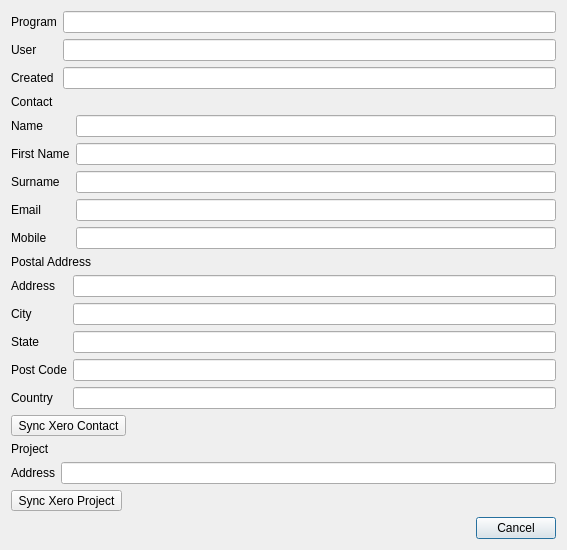
jameswaleedwilson/SlitherCabinet, file SlitherCabinet/ui/NewJobDialog.ui: the form before one commit.
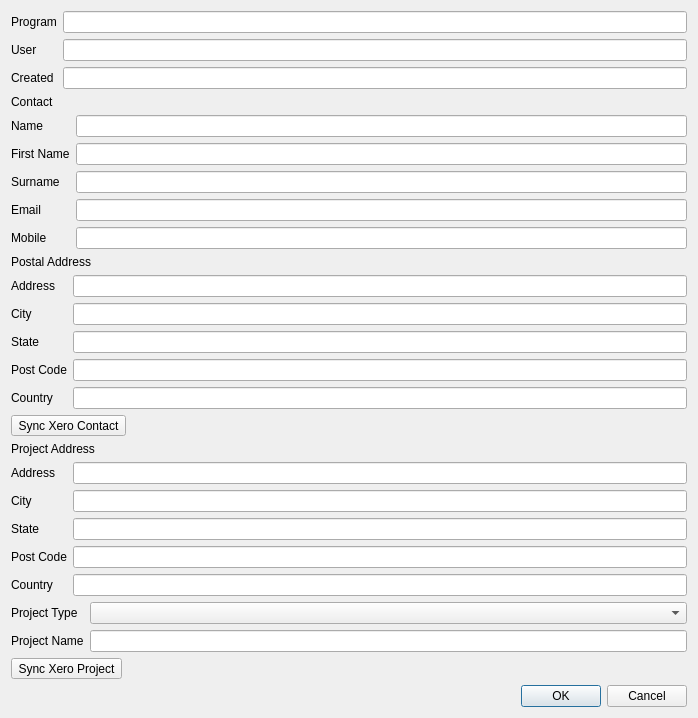
The form after the commit.

Commit message: add get and create projects to xero api functions

Patch:
```diff
--- a/SlitherCabinet/ui/NewJobDialog.ui
+++ b/SlitherCabinet/ui/NewJobDialog.ui
@@ -6,8 +6,8 @@
    <rect>
     <x>0</x>
     <y>0</y>
-    <width>567</width>
-    <height>520</height>
+    <width>698</width>
+    <height>678</height>
    </rect>
   </property>
   <property name="windowTitle">
@@ -230,11 +230,11 @@
     </widget>
    </item>
    <item>
-    <layout class="QFormLayout" name="formLayout_3">
-     <item row="0" column="0">
-      <widget class="QLabel" name="label_project">
+    <layout class="QFormLayout" name="formLayout_project_address">
+     <item row="0" column="0" colspan="2">
+      <widget class="QLabel" name="label_contact_project_address">
        <property name="text">
-        <string>Project</string>
+        <string>Project Address</string>
        </property>
       </widget>
      </item>
@@ -252,6 +252,90 @@
        </property>
       </widget>
      </item>
+     <item row="2" column="0">
+      <widget class="QLabel" name="label_project_city">
+       <property name="text">
+        <string>City</string>
+       </property>
+      </widget>
+     </item>
+     <item row="2" column="1">
+      <widget class="QLineEdit" name="lineEdit_project_city">
+       <property name="readOnly">
+        <bool>false</bool>
+       </property>
+      </widget>
+     </item>
+     <item row="3" column="0">
+      <widget class="QLabel" name="label_project_state">
+       <property name="text">
+        <string>State</string>
+       </property>
+      </widget>
+     </item>
+     <item row="3" column="1">
+      <widget class="QLineEdit" name="lineEdit_project_state">
+       <property name="readOnly">
+        <bool>false</bool>
+       </property>
+      </widget>
+     </item>
+     <item row="4" column="0">
+      <widget class="QLabel" name="label_project_post_code">
+       <property name="text">
+        <string>Post Code</string>
+       </property>
+      </widget>
+     </item>
+     <item row="4" column="1">
+      <widget class="QLineEdit" name="lineEdit_project_post_code">
+       <property name="readOnly">
+        <bool>false</bool>
+       </property>
+      </widget>
+     </item>
+     <item row="5" column="0">
+      <widget class="QLabel" name="label_project_country">
+       <property name="text">
+        <string>Country</string>
+       </property>
+      </widget>
+     </item>
+     <item row="5" column="1">
+      <widget class="QLineEdit" name="lineEdit_project_country">
+       <property name="readOnly">
+        <bool>false</bool>
+       </property>
+      </widget>
+     </item>
+    </layout>
+   </item>
+   <item>
+    <layout class="QFormLayout" name="formLayout_project">
+     <item row="0" column="0">
+      <widget class="QLabel" name="label_project_type">
+       <property name="text">
+        <string>Project Type</string>
+       </property>
+      </widget>
+     </item>
+     <item row="0" column="1">
+      <widget class="QComboBox" name="comboBox_project_type"/>
+     </item>
+     <item row="1" column="0">
+      <widget class="QLabel" name="label_project_name">
+       <property name="text">
+        <string>Project Name</string>
+       </property>
+      </widget>
+     </item>
+     <item row="1" column="1">
+      <widget class="QLineEdit" name="lineEdit_project_name">
+       <property name="readOnly">
+        <bool>true</bool>
+       </property>
+      </widget>
+     </item>
     </layout>
    </item>
    <item>
@@ -267,7 +351,7 @@
       <enum>Qt::Horizontal</enum>
      </property>
      <property name="standardButtons">
-      <set>QDialogButtonBox::Cancel</set>
+      <set>QDialogButtonBox::Cancel|QDialogButtonBox::Ok</set>
      </property>
     </widget>
    </item>
```
Left out of the diff: 21 changed lines with no effect on the pictures. The commit also changes 10 other files.
